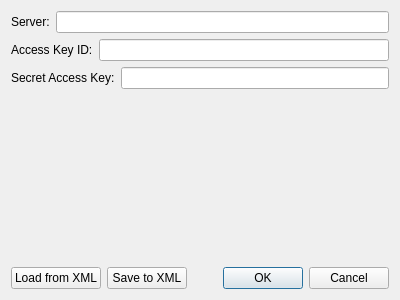
Old version of the form gui/AmazonConfig.ui in the repository naszta/QSimpleDB.
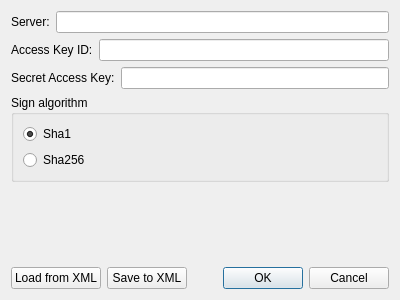
New version of the form.

Commit message: SHA256 was added as hash algorithm (MS Azure also use SHA256 as hash)

What changed in the file:
```diff
--- a/gui/AmazonConfig.ui
+++ b/gui/AmazonConfig.ui
@@ -56,6 +56,32 @@
      </item>
     </layout>
    </item>
+   <item>
+    <widget class="QGroupBox" name="groupShaType">
+     <property name="title">
+      <string>Sign algorithm</string>
+     </property>
+     <layout class="QVBoxLayout" name="verticalLayout_2">
+      <item>
+       <widget class="QRadioButton" name="radioSha1">
+        <property name="text">
+         <string>Sha1</string>
+        </property>
+        <property name="checked">
+         <bool>true</bool>
+        </property>
+       </widget>
+      </item>
+      <item>
+       <widget class="QRadioButton" name="radioSha256">
+        <property name="text">
+         <string>Sha256</string>
+        </property>
+       </widget>
+      </item>
+     </layout>
+    </widget>
+   </item>
    <item>
     <spacer name="verticalSpacer">
      <property name="orientation">
```
Left out of the diff: 2 changed lines with no effect on the pictures. The commit also changes 11 other files.
